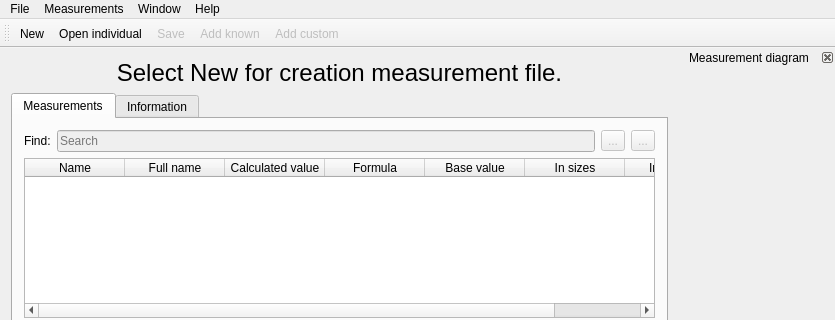
The window that src/app/seamlyme/tmainwindow.ui (FashionFreedom/Seamly2D) describes before a commit, drawn with Qt 5; both pictures show x 0 to 835 and y 0 to 320 of the 835 by 726 pixel window.
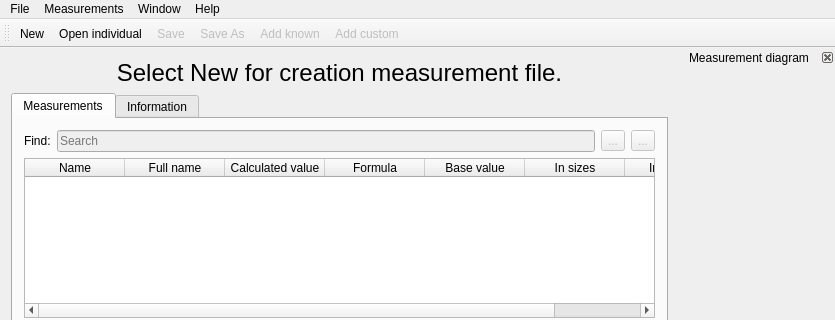
The same window after the commit. Icons and pictures are not drawn.

```diff
--- a/src/app/seamlyme/tmainwindow.ui
+++ b/src/app/seamlyme/tmainwindow.ui
@@ -922,6 +922,7 @@
    <addaction name="actionNew"/>
    <addaction name="actionOpenIndividual"/>
    <addaction name="actionSave"/>
+   <addaction name="actionSaveAs"/>
    <addaction name="actionAddKnown"/>
    <addaction name="actionAddCustom"/>
   </widget>
```
Left out of the diff: 77 changed lines with no effect on the pictures.
